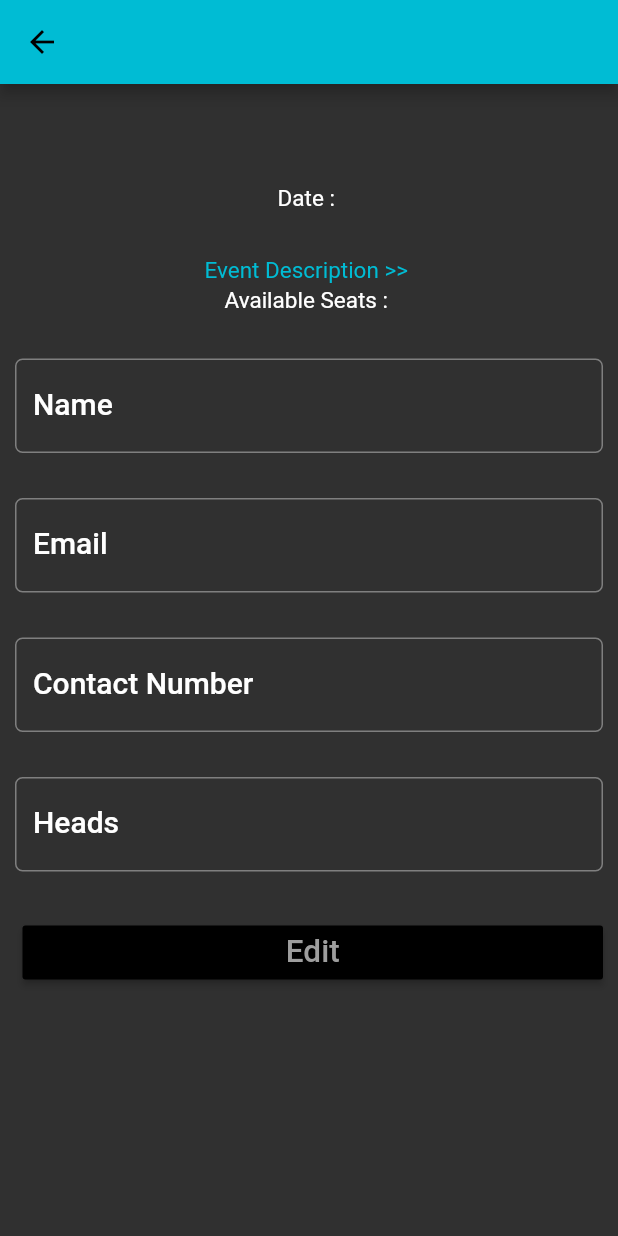
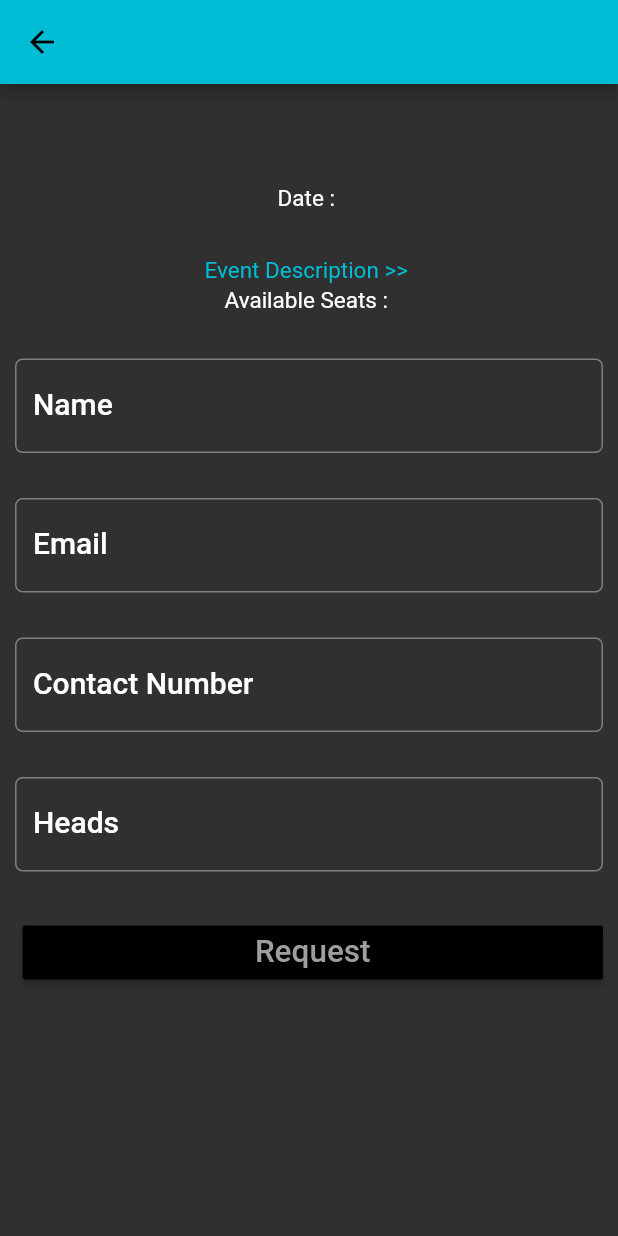
Before and after one commit to Group40/SandT_Group, a Flutter app: the EventDetail screen opened directly with empty values, on a phone screen of 412 x 824 dp. Run offline on Flutter 3.47's test engine with Material 2 defaults, Android fonts, the phone set to English and light mode, and no system bars; network calls fail.

Commit message:
Requesting Events

```diff
--- a/lib/EventPublishingBooking/EventDetail.dart
+++ b/lib/EventPublishingBooking/EventDetail.dart
@@ -45,15 +45,22 @@ class EventDetailState extends State<EventDetail> {
   }
 
   TextEditingController nameController = TextEditingController();
+  TextEditingController numberController = TextEditingController();
+  TextEditingController emailController = TextEditingController();
+  TextEditingController headsController = TextEditingController();
 
-  void update() async {
+  void request() async {
     debugPrint('funtion called');
     var body = jsonEncode({
-      'id': id,
+      'Eventid': id,
+      'Eventname': name,
+      'Eventdate': date,
       'name': nameController.text,
-      'headCount': headCount,
-      'available': available
+      'number': numberController.text,
+      'email': emailController.text,
+      'heads': headsController.text,
     });
+    print(body);
     return await http.post(url, body: body, headers: {
       "Accept": "application/json",
       "content-type": "application/json"
@@ -73,7 +80,7 @@ class EventDetailState extends State<EventDetail> {
           textColor: Colors.cyan,
           label: "YES",
           onPressed: () {
-            update();
+            request();
           }),
     );
     Scaffold.of(context).showSnackBar(snackBar);
@@ -161,7 +168,7 @@ class EventDetailState extends State<EventDetail> {
                 Padding(
                   padding: EdgeInsets.only(top: 15.0, bottom: 15.0),
                   child: TextFormField(
-                    controller: nameController..text = name,
+                    controller: nameController,
                     validator: (String value) {
                       if (value.isEmpty) {
                         return 'Please enter the Name';
@@ -185,10 +192,10 @@ class EventDetailState extends State<EventDetail> {
                 Padding(
                   padding: EdgeInsets.only(top: 15.0, bottom: 15.0),
                   child: TextFormField(
-                    controller: nameController..text = name,
+                    controller: emailController,
                     validator: (String value) {
                       if (value.isEmpty) {
-                        return 'Please enter the Name';
+                        return 'Please enter the Email';
                       }
                       return null;
                     },
@@ -209,10 +216,10 @@ class EventDetailState extends State<EventDetail> {
                 Padding(
                   padding: EdgeInsets.only(top: 15.0, bottom: 15.0),
                   child: TextFormField(
-                    controller: nameController..text = name,
+                    controller: numberController,
                     validator: (String value) {
                       if (value.isEmpty) {
-                        return 'Please enter the Name';
+                        return 'Please enter the Contact Number';
                       }
                       return null;
                     },
@@ -233,10 +240,10 @@ class EventDetailState extends State<EventDetail> {
                 Padding(
                   padding: EdgeInsets.only(top: 15.0, bottom: 15.0),
                   child: TextFormField(
-                    controller: nameController..text = name,
+                    controller: headsController,
                     validator: (String value) {
                       if (value.isEmpty) {
-                        return 'Please enter the Name';
+                        return 'Please enter the Heads';
                       }
                       return null;
                     },
@@ -266,13 +273,13 @@ class EventDetailState extends State<EventDetail> {
                           color: Theme.of(context).primaryColorDark,
                           textColor: Theme.of(context).primaryColorLight,
                           child: Text(
-                            'Edit',
+                            'Request',
                             textScaleFactor: 1.5,
                           ),
                           onPressed: () {
                             if (_formKey.currentState.validate()) {
                               showSnackBar(context);
-                              debugPrint('Add button clicked');
+                              debugPrint('Request button clicked');
                             }
                           },
                         ),
```
